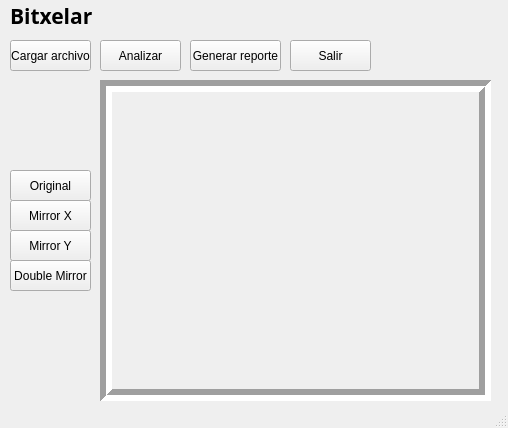
This is gui_app.ui in stvnnnr/LFP_Proyecto1_202006629 as Qt 5 draws it before an edit. The edited form follows.
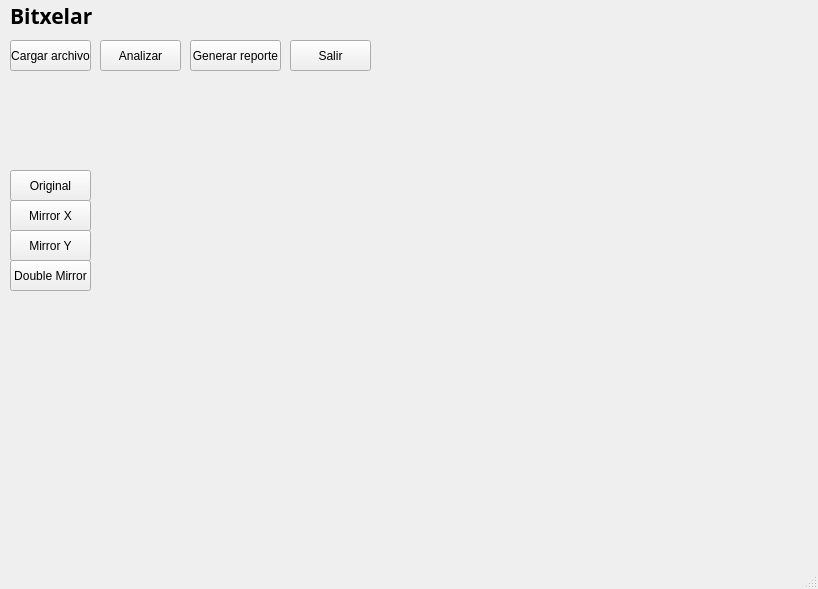
This is the edited form.

Commit message: Espero sea el final

```diff
--- a/gui_app.ui
+++ b/gui_app.ui
@@ -6,8 +6,8 @@
    <rect>
     <x>0</x>
     <y>0</y>
-    <width>508</width>
-    <height>428</height>
+    <width>818</width>
+    <height>589</height>
    </rect>
   </property>
   <property name="windowTitle">
@@ -66,25 +66,6 @@
      <string>Salir</string>
     </property>
    </widget>
-   <widget class="QFrame" name="frameImagen">
-    <property name="geometry">
-     <rect>
-      <x>100</x>
-      <y>80</y>
-      <width>391</width>
-      <height>321</height>
-     </rect>
-    </property>
-    <property name="frameShape">
-     <enum>QFrame::Box</enum>
-    </property>
-    <property name="frameShadow">
-     <enum>QFrame::Sunken</enum>
-    </property>
-    <property name="lineWidth">
-     <number>6</number>
-    </property>
-   </widget>
    <widget class="QPushButton" name="botonOriginal">
     <property name="geometry">
      <rect>
@@ -159,6 +140,19 @@
      <string>Bitxelar</string>
     </property>
    </widget>
+   <widget class="QLabel" name="frameImagen">
+    <property name="geometry">
+     <rect>
+      <x>100</x>
+      <y>80</y>
+      <width>771</width>
+      <height>511</height>
+     </rect>
+    </property>
+    <property name="text">
+     <string/>
+    </property>
+   </widget>
   </widget>
   <widget class="QStatusBar" name="statusbar"/>
  </widget>
```
The commit also changes 1 other file.
